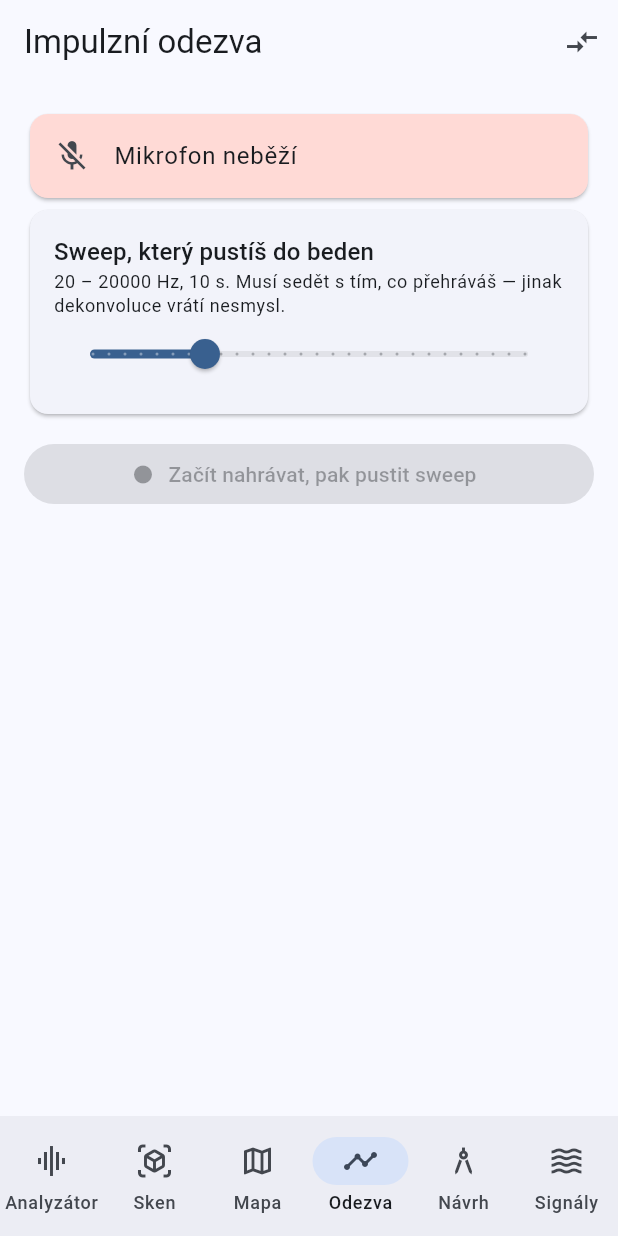
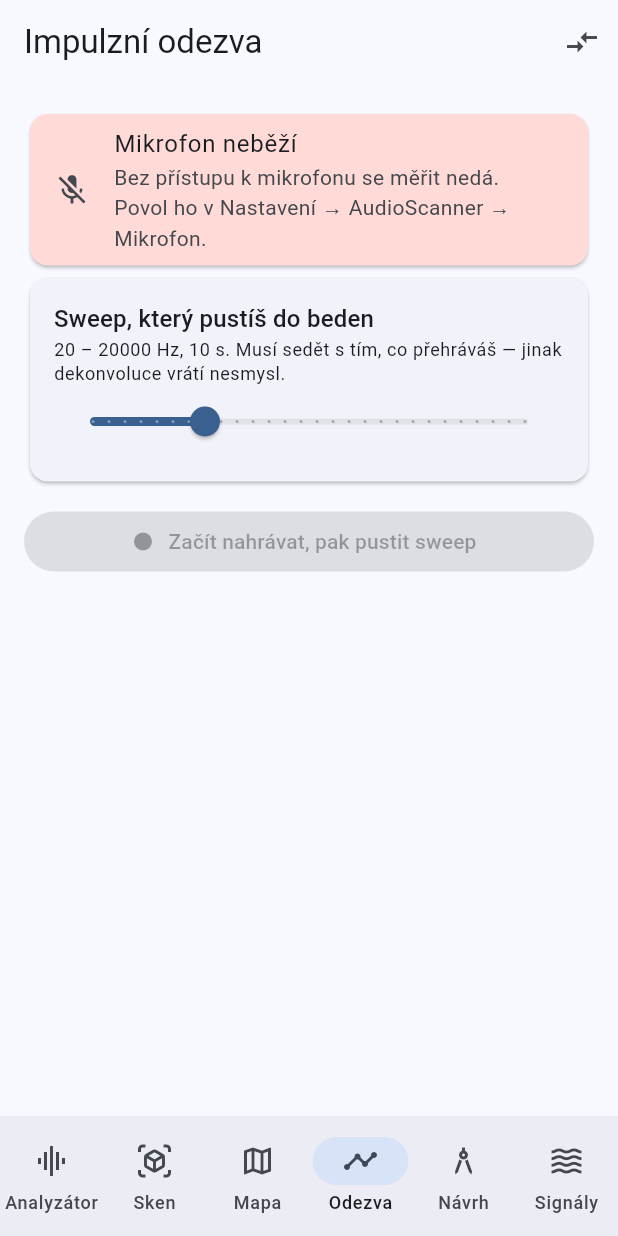
Before and after one commit to lioilsources/AudioScanner, a Flutter app: the screen it shows after launch, item 4 of the bottom bar chosen, after a tap on "Mikrofon neběží", on a phone screen of 412 x 824 dp. Run offline on Flutter 3.47's test engine with Material 3 defaults, Android fonts, the phone set to English and light mode, and no system bars; our stand-ins replace file_picker, share_plus; missing offline and left inert: fftea.

Commit message:
fix(ios): mikrofon se nespustil — preferovaný počet kanálů až po aktivaci session
setPreferredInputNumberOfChannels na neaktivní session hází chybu a
shodila celý start. Preference jsou teď nefatální a chyba startu se
ukazuje přímo v kartě 'Mikrofon neběží' (Odezva, Sken).

Co-Authored-By: Claude Opus 5.5 <noreply@anthropic.com>
Claude-Session: https://claude.ai/code/session_01KfFDLAnzMgzGyL4uSNeB3K

```diff
--- a/lib/app_state.dart
+++ b/lib/app_state.dart
@@ -146,7 +146,8 @@ class AppState extends ChangeNotifier {
     _error = null;
     try {
       if (!await capture.requestPermission()) {
-        _error = 'Bez přístupu k mikrofonu se měřit nedá.';
+        _error = 'Bez přístupu k mikrofonu se měřit nedá. Povol ho v '
+            'Nastavení → AudioScanner → Mikrofon.';
         notifyListeners();
         return;
       }
--- a/lib/ui/impulse_screen.dart
+++ b/lib/ui/impulse_screen.dart
@@ -102,6 +102,7 @@ class _ImpulseScreenState extends State<ImpulseScreen> {
                   child: ListTile(
                     leading: const Icon(Icons.mic_off),
                     title: const Text('Mikrofon neběží'),
+                    subtitle: Text(s.error ?? 'Klepni pro spuštění.'),
                     onTap: s.startListening,
                   ),
                 ),
--- a/lib/ui/scan_screen.dart
+++ b/lib/ui/scan_screen.dart
@@ -68,7 +68,7 @@ class _ScanScreenState extends State<ScanScreen> {
                           child: ListTile(
                             leading: const Icon(Icons.mic_off),
                             title: const Text('Mikrofon neběží'),
-                            subtitle: const Text(
+                            subtitle: Text(s.error ??
                                 'Bez něj se změří jen poloha, ne zvuk.'),
                             onTap: s.startListening,
                           ),
```
Also changed, not shown: 1 other file.
